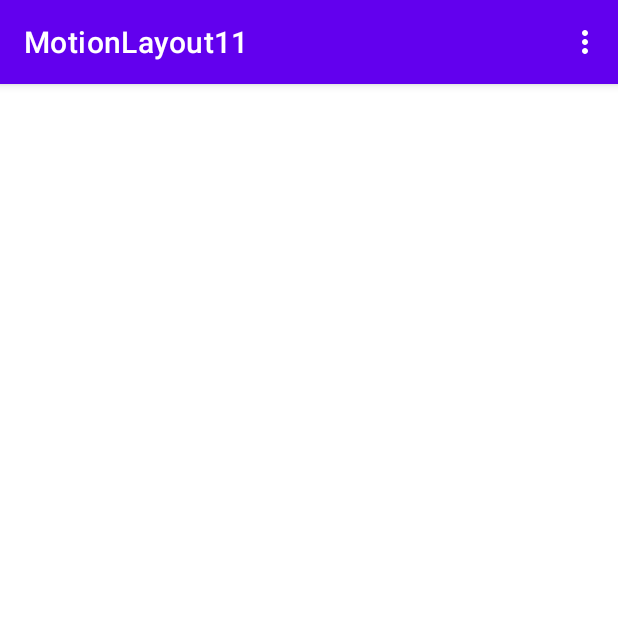
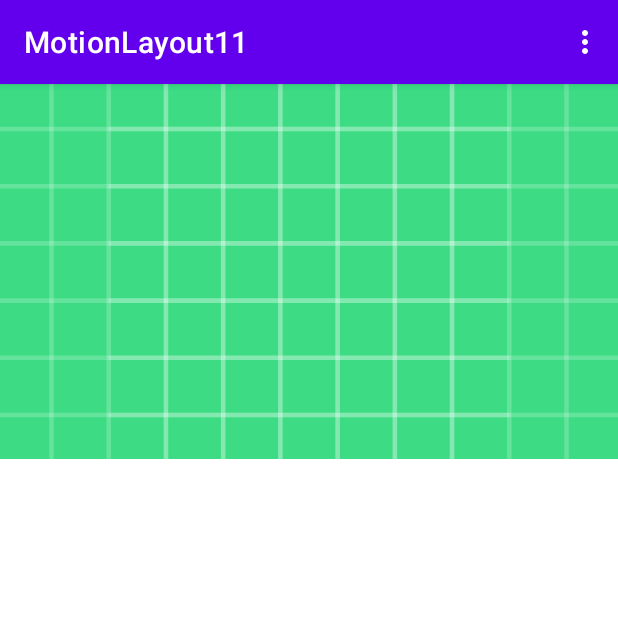
Before and after one commit to shlomogevim/MotionLayout11, an Android app: the screen it shows after launch (MainActivity), on a phone screen of 412 x 824 dp, the top half of it. Run offline under Robolectric (Android 15) with nearby library versions, the phone set to English and light mode, and no system bars.

Commit message:
End of section 1

```diff
--- /dev/null
+++ b/app/src/main/res/drawable/dashboard.xml
@@ -0,0 +1,10 @@
+<vector xmlns:android="http://schemas.android.com/apk/res/android"
+    android:width="24dp"
+    android:height="24dp"
+    android:viewportWidth="24"
+    android:viewportHeight="24"
+    android:tint="?attr/colorControlNormal">
+  <path
+      android:fillColor="@android:color/white"
+      android:pathData="M3,13h8L11,3L3,3v10zM3,21h8v-6L3,15v6zM13,21h8L21,11h-8v10zM13,3v6h8L21,3h-8z"/>
+</vector>
--- /dev/null
+++ b/app/src/main/res/drawable/home.xml
@@ -0,0 +1,10 @@
+<vector xmlns:android="http://schemas.android.com/apk/res/android"
+    android:width="24dp"
+    android:height="24dp"
+    android:viewportWidth="24"
+    android:viewportHeight="24"
+    android:tint="?attr/colorControlNormal">
+  <path
+      android:fillColor="@android:color/white"
+      android:pathData="M10,20v-6h4v6h5v-8h3L12,3 2,12h3v8z"/>
+</vector>
--- /dev/null
+++ b/app/src/main/res/drawable/notifications.xml
@@ -0,0 +1,10 @@
+<vector xmlns:android="http://schemas.android.com/apk/res/android"
+    android:width="24dp"
+    android:height="24dp"
+    android:viewportWidth="24"
+    android:viewportHeight="24"
+    android:tint="?attr/colorControlNormal">
+  <path
+      android:fillColor="@android:color/white"
+      android:pathData="M12,22c1.1,0 2,-0.9 2,-2h-4c0,1.1 0.89,2 2,2zM18,16v-5c0,-3.07 -1.64,-5.64 -4.5,-6.32L13.5,4c0,-0.83 -0.67,-1.5 -1.5,-1.5s-1.5,0.67 -1.5,1.5v0.68C7.63,5.36 6,7.92 6,11v5l-2,2v1h16v-1l-2,-2z"/>
+</vector>
--- a/app/src/main/res/layout/activity_main.xml
+++ b/app/src/main/res/layout/activity_main.xml
@@ -4,4 +4,84 @@
     xmlns:tools="http://schemas.android.com/tools"
     android:layout_width="match_parent"
     android:layout_height="match_parent"
-    tools:context=".MainActivity"/>
+    tools:context=".MainActivity">
+
+    <com.google.android.material.bottomnavigation.BottomNavigationView
+        android:id="@+id/bottomNavigationView"
+        android:layout_width="match_parent"
+        android:layout_height="1dp"
+        android:alpha="0"
+        app:layout_constraintBottom_toBottomOf="parent"
+        app:layout_constraintEnd_toEndOf="parent"
+        app:layout_constraintStart_toStartOf="parent"
+        app:menu="@menu/bottom_nav_menu" />
+
+    <androidx.recyclerview.widget.RecyclerView
+        android:id="@+id/recyclerView"
+        android:layout_width="match_parent"
+        android:layout_height="0dp"
+        app:layout_constraintBottom_toTopOf="@+id/bottomNavigationView"
+        app:layout_constraintEnd_toEndOf="parent"
+        app:layout_constraintHorizontal_bias="0.5"
+        app:layout_constraintStart_toStartOf="parent"
+        app:layout_constraintTop_toBottomOf="@+id/main_Contanier" />
+
+    <androidx.constraintlayout.widget.ConstraintLayout
+        android:id="@+id/main_Contanier"
+        android:layout_width="match_parent"
+        android:layout_height="250dp"
+        android:background="#10000000"
+        app:layout_constraintEnd_toEndOf="parent"
+        app:layout_constraintHorizontal_bias="0.0"
+        app:layout_constraintStart_toStartOf="parent"
+        app:layout_constraintTop_toTopOf="parent">
+
+    </androidx.constraintlayout.widget.ConstraintLayout>
+
+    <ImageView
+        android:id="@+id/main_ImageView"
+        android:layout_width="match_parent"
+        android:layout_height="0dp"
+        android:scaleType="centerCrop"
+        app:layout_constraintBottom_toTopOf="@+id/recyclerView"
+        app:layout_constraintStart_toStartOf="@+id/main_Contanier"
+        app:layout_constraintTop_toTopOf="@+id/main_Contanier"
+        app:srcCompat="@drawable/ic_launcher_background" />
+
+    <ImageView
+        android:id="@+id/close_imageView"
+        android:layout_width="wrap_content"
+        android:layout_height="wrap_content"
+        android:layout_marginEnd="16dp"
+        android:alpha="0"
+        app:layout_constraintBottom_toTopOf="@+id/recyclerView"
+        app:layout_constraintEnd_toEndOf="@+id/main_Contanier"
+        app:layout_constraintTop_toTopOf="@+id/main_Contanier"
+        app:srcCompat="@android:drawable/btn_dialog" />
+
+    <ImageView
+        android:id="@+id/play_imageView"
+        android:layout_width="wrap_content"
+        android:layout_height="wrap_content"
+        android:alpha="0"
+        android:layout_marginEnd="24dp"
+        app:layout_constraintBottom_toBottomOf="@+id/close_imageView"
+        app:layout_constraintEnd_toStartOf="@+id/close_imageView"
+        app:layout_constraintTop_toTopOf="@+id/close_imageView"
+        app:srcCompat="@android:drawable/ic_media_play" />
+
+    <TextView
+        android:id="@+id/title_textView"
+        android:layout_width="0dp"
+        android:layout_height="wrap_content"
+        android:layout_marginStart="8dp"
+        android:layout_marginEnd="12dp"
+        android:alpha="0"
+        android:ellipsize="end"
+        android:maxLines="1"
+        android:text="Text View"
+        app:layout_constraintBottom_toBottomOf="@+id/play_imageView"
+        app:layout_constraintEnd_toStartOf="@+id/play_imageView"
+        app:layout_constraintStart_toEndOf="@+id/main_ImageView"
+        app:layout_constraintTop_toTopOf="@+id/play_imageView" />
+</androidx.constraintlayout.widget.ConstraintLayout>
--- a/app/src/main/res/menu/bottom_nav_menu.xml
+++ b/app/src/main/res/menu/bottom_nav_menu.xml
@@ -4,14 +4,17 @@
     <item
         android:id="@+id/menu_home"
         app:showAsAction="never"
-        android:title="Home"/>
+        android:title="Home"
+        android:icon="@drawable/home"/>
     <item
         android:id="@+id/menu_dashboard"
         app:showAsAction="never"
-        android:title="Dashboard"/>
+        android:title="Dashboard"
+        android:icon="@drawable/dashboard"/>
     <item
         android:id="@+id/menu_notifications"
         app:showAsAction="never"
-        android:title="Notifications"/>
+        android:title="Notifications"
+        android:icon="@drawable/notifications"/>
 
 </menu>
```
